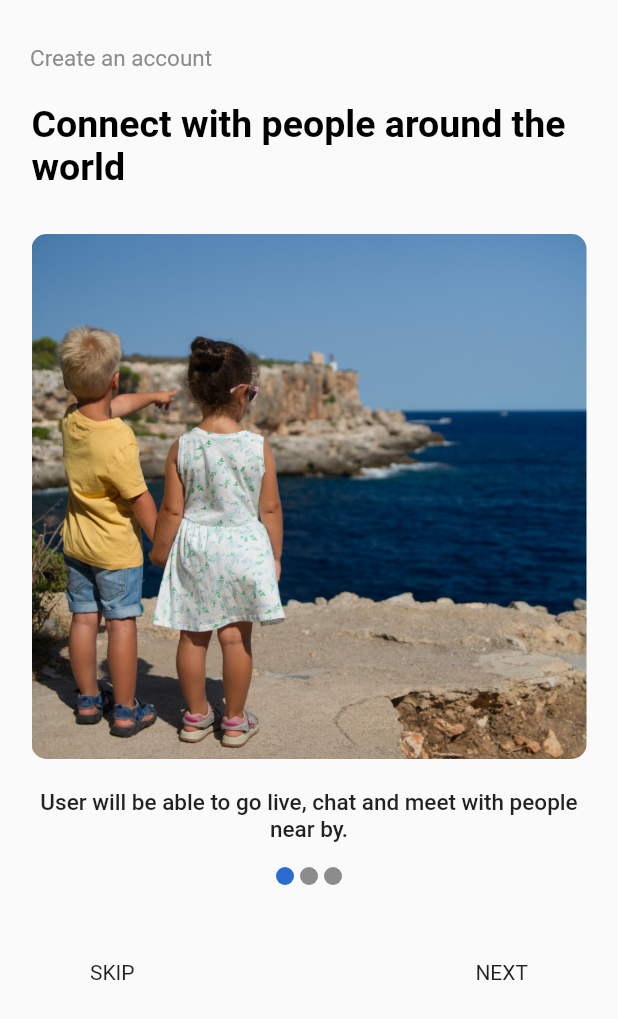
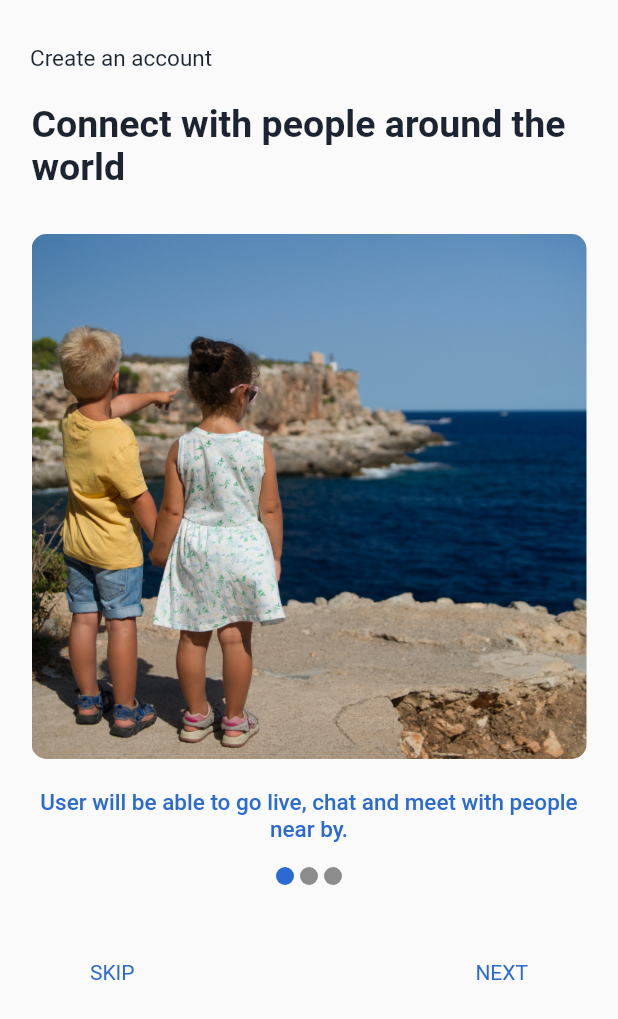
Before and after one commit to ErGaurav8305706255/signin_portal, a Flutter app: the screen it shows after launch, on a phone screen of 412 x 824 dp. Shown: the top 1019 px of the screen. Run offline on Flutter 3.47's test engine with Material 2 defaults, Android fonts, the phone set to English and light mode, and no system bars; drawn by our look-alikes of carousel_slider.

Commit message:
CarouselSlider, App LIfecycle addon, Text color change

```diff
--- a/lib/constant/color_constant.dart
+++ b/lib/constant/color_constant.dart
@@ -6,4 +6,5 @@ class ColorConstant{
   static Color black = const Color(0xFF000000);
   static Color gray = const Color(0xFF8C8C8C);
   static Color iconColor = const Color(0xFF2B6AD0);
+  static Color textboldColor = const Color(0xFF1B2430);
 }
--- a/lib/create_account.dart
+++ b/lib/create_account.dart
@@ -67,7 +67,7 @@ class _CreateAccountState extends State<CreateAccount> with WidgetsBindingObserv
                     Text(StringConstant.createaccount,
                         style: TextStyle(
                           fontSize: 15,
-                          color: ColorConstant.gray,
+                          color: ColorConstant.textboldColor,
                         )
                     ),
                     const SizedBox(height: 20),
@@ -94,10 +94,10 @@ class _CreateAccountState extends State<CreateAccount> with WidgetsBindingObserv
                               child: Column(crossAxisAlignment: CrossAxisAlignment.start,
                                 children: [
                                   Text(item[currentIndex]['title'],
-                                    style: const TextStyle(
+                                    style:  TextStyle(
                                         fontSize: 25,
                                         fontWeight: FontWeight.bold,
-                                        color: Colors.black
+                                        color: ColorConstant.textboldColor
                                     ),),
                                   const SizedBox(height: 30),
                                   ClipRRect(borderRadius: BorderRadius.circular(10),
@@ -108,9 +108,10 @@ class _CreateAccountState extends State<CreateAccount> with WidgetsBindingObserv
                                   ),
                                   const SizedBox(height: 20),
                                   Text(item[currentIndex]['subtitle'],textAlign: TextAlign.center,
-                                    style: const TextStyle(
+                                    style:  TextStyle(
                                       fontSize: 15,
                                       fontWeight: FontWeight.w500,
+                                        color: ColorConstant.iconColor,
                                     ),),
                                 ],
                               ),
@@ -137,19 +138,25 @@ class _CreateAccountState extends State<CreateAccount> with WidgetsBindingObserv
                               borderRadius: BorderRadius.circular(10),
                               color: ColorConstant.iconColor
                           ),
-                              child: Center(child: Text(StringConstant.createaccount))),
+                              child: Center(child: Text(StringConstant.createaccount,style: TextStyle(
+                                color: ColorConstant.white
+                              ),))),
                         ),
                       ): Row(
                         children: [
                           InkWell(onTap: () {
                             Navigator.push(context, MaterialPageRoute(builder: (context) => const SignInScreen()));
                           },
-                              child: Text(StringConstant.skip)),
+                              child: Text(StringConstant.skip,style: TextStyle(
+                                color: ColorConstant.iconColor
+                              ),)),
                           const Spacer(),
                           InkWell(onTap: () {
                             Navigator.push(context, MaterialPageRoute(builder: (context) => const LoginYourAccount()));
                           },
-                              child: Text(StringConstant.next))
+                              child: Text(StringConstant.next,style: TextStyle(
+                                color: ColorConstant.iconColor
+                              ),))
                         ],
                       ),
                     )
```
Also changed, not shown: lib/login_your_account.dart (+14 -7 lines).
